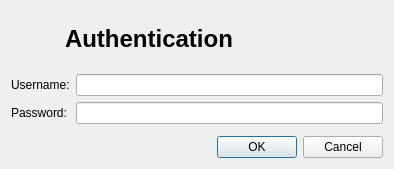
Qt form dialogs/authenticationdialog.ui (qohelet/QtZeiterfassung) before a commit.
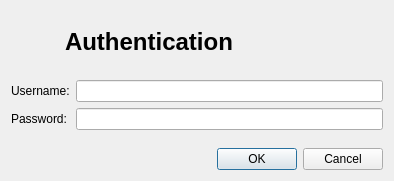
The same form after that commit. Icons and pictures are not drawn.

Commit message: Splitted auswertung label into smaller ones

Patch:
```diff
--- a/dialogs/authenticationdialog.ui
+++ b/dialogs/authenticationdialog.ui
@@ -7,7 +7,7 @@
     <x>0</x>
     <y>0</y>
     <width>394</width>
-    <height>169</height>
+    <height>181</height>
    </rect>
   </property>
   <property name="windowTitle">
```
Left out of the diff: 4 changed lines with no effect on the pictures. The commit also changes 2 other files.
